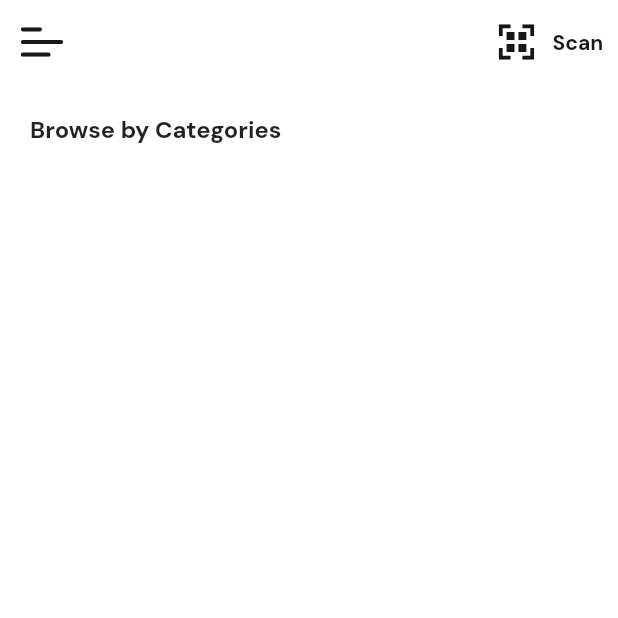
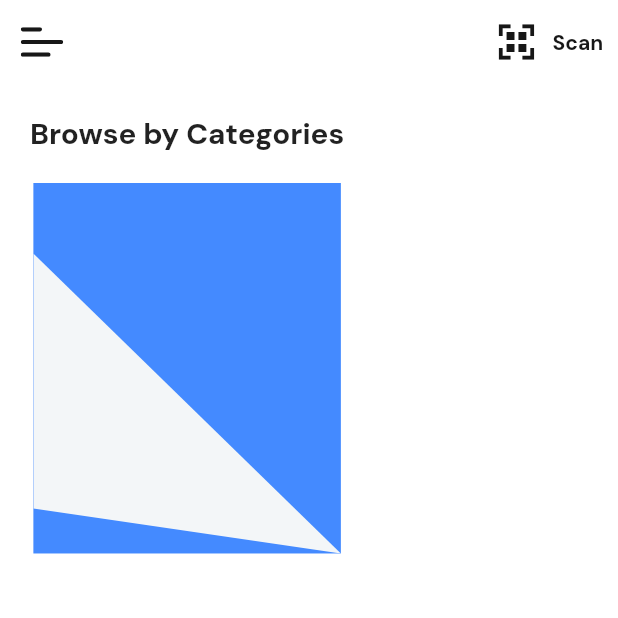
Before and after one commit to lkquan2303/FurnitureApp, a Flutter app: the screen it shows after launch, on a phone screen of 412 x 824 dp, the top half of it. Run offline on Flutter 3.47's test engine with Material 2 defaults, Android fonts, the phone set to English and light mode, and no system bars; our stand-ins replace flutter_svg, google_fonts.

Commit message:
Create Custom Shape by Clippath

```diff
--- a/lib/components/title_text.dart
+++ b/lib/components/title_text.dart
@@ -16,7 +16,7 @@ class TitleText extends StatelessWidget {
     return Text(
       title,
       style: TextStyle(
-        fontSize: defaultSize * 1.6,
+        fontSize: defaultSize * 2,
         fontWeight: FontWeight.bold,
       ),
     );
--- a/lib/view/components/bodyhomepage.dart
+++ b/lib/view/components/bodyhomepage.dart
@@ -1,5 +1,6 @@
 import 'package:flutter/material.dart';
 import 'package:furniture_app/components/title_text.dart';
+import 'package:furniture_app/constants.dart';
 
 class BodyHomepage extends StatelessWidget {
   @override
@@ -15,12 +16,23 @@ class BodyHomepage extends StatelessWidget {
           ),
           SizedBox(
             width: 205,
+            child: AspectRatio(
+              aspectRatio: 0.83,
               child: Stack(
+                alignment: Alignment.bottomCenter,
                 children: [
                   Container(
                     color: Colors.blueAccent,
+                  ),
+                  ClipPath(
+                    clipper: CategoryCustomShape(),
+                    child: AspectRatio(
+                      aspectRatio: 1.025,
+                      child: Container(color: kSecondaryColor),
+                    ),
                   )
                 ],
+              ),
             ),
           )
         ],
@@ -28,3 +40,24 @@ class BodyHomepage extends StatelessWidget {
     );
   }
 }
+
+class CategoryCustomShape extends CustomClipper<Path> {
+  @override
+  Path getClip(Size size) {
+    Path path = Path();
+    double height = size.height;
+    double width = size.width;
+    int cornerSize = 30;
+
+    path.lineTo(0, height - cornerSize);
+
+    path.lineTo(width, height);
+
+    return path;
+  }
+
+  @override
+  bool shouldReclip(covariant CustomClipper<Path> oldClipper) {
+    return true;
+  }
+}
--- a/lib/view/hompage.dart
+++ b/lib/view/hompage.dart
@@ -9,13 +9,7 @@ class Homepage extends StatelessWidget {
   Widget build(BuildContext context) {
     SizeConfig().init(context);
     return Scaffold(
-      appBar: buildAppBar(),
-      body: BodyHomepage(),
-    );
-  }
-
-  AppBar buildAppBar() {
-    return AppBar(
+      appBar: AppBar(
         leading: IconButton(
           icon: SvgPicture.asset(
             "assets/icons/menu.svg",
@@ -29,18 +23,17 @@ class Homepage extends StatelessWidget {
                 "assets/icons/scan.svg",
                 height: SizeConfig.defaultSize * 2.4,
               ),
-          onPressed: () {},
-        ),
+              onPressed: () {}),
           Center(
             child: Text(
               "Scan",
               style: TextStyle(color: kTextColor, fontWeight: FontWeight.bold),
             ),
           ),
-        SizedBox(
-          width: SizeConfig.defaultSize,
-        )
+          SizedBox(width: SizeConfig.defaultSize)
         ],
+      ),
+      body: BodyHomepage(),
     );
   }
 }
```
Lines whose indentation alone changed are shown as unchanged.
